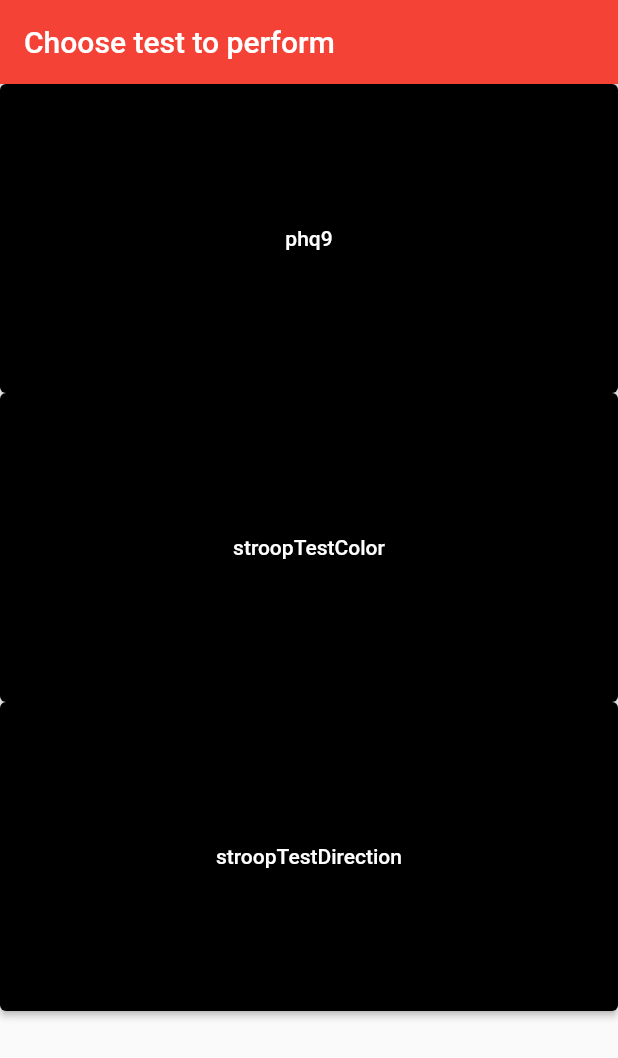
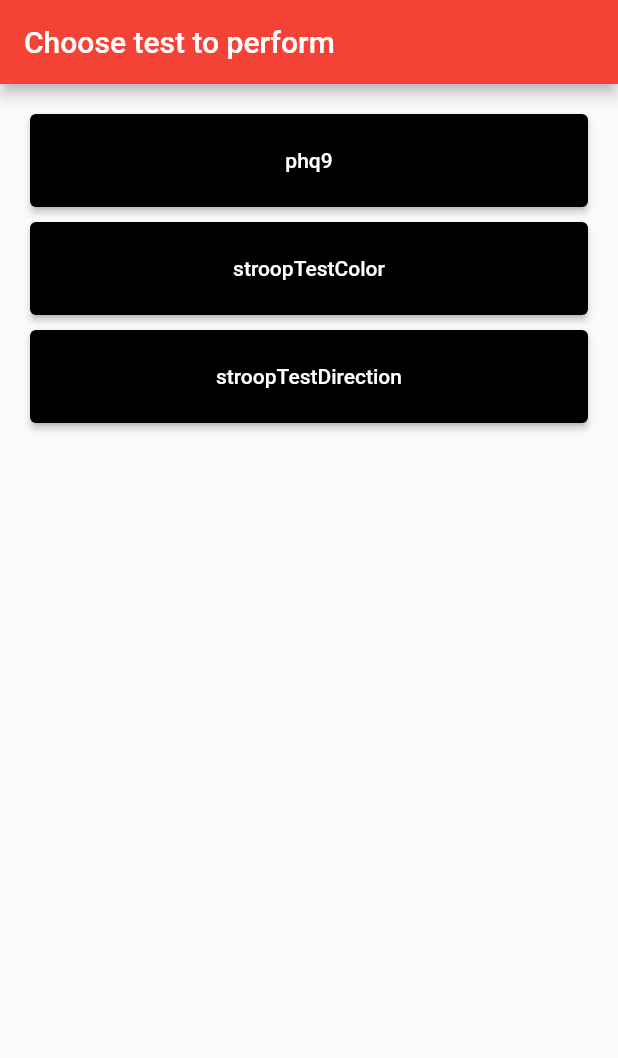
Before and after one commit to DutchDestroyer/eutychia-mobile-app, a Flutter app: the TestOverview screen opened directly, on a phone screen of 412 x 824 dp. Shown: the top 1058 px of the screen. Run offline on Flutter 3.47's test engine with Material 2 defaults, Android fonts, the phone set to English and light mode, and no system bars; our stand-ins replace carousel_slider; generated files the repository leaves out were written again.

Commit message:
Update button size

```diff
--- a/lib/ui/screens/test-overview.dart
+++ b/lib/ui/screens/test-overview.dart
@@ -13,9 +13,10 @@ class TestOverview extends StatelessWidget {
           title: const Text('Choose test to perform'),
         ),
         body: GridView.count(
-            physics: NeverScrollableScrollPhysics(),
-            childAspectRatio: 2,
             scrollDirection: Axis.vertical,
+            padding: const EdgeInsets.all(20),
+            childAspectRatio: 6,
+            mainAxisSpacing: 10,
             crossAxisCount: 1,
             children: List.generate(QuestionnaireType.values.length, (index) {
               return ElevatedButton(
```
